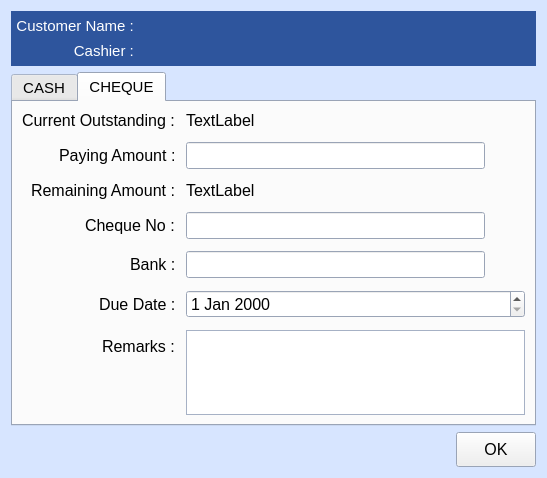
This is estorecpp/latepaymentwidget.ui in Watti/estorecpp as Qt 5 draws it before an edit. The edited form follows.
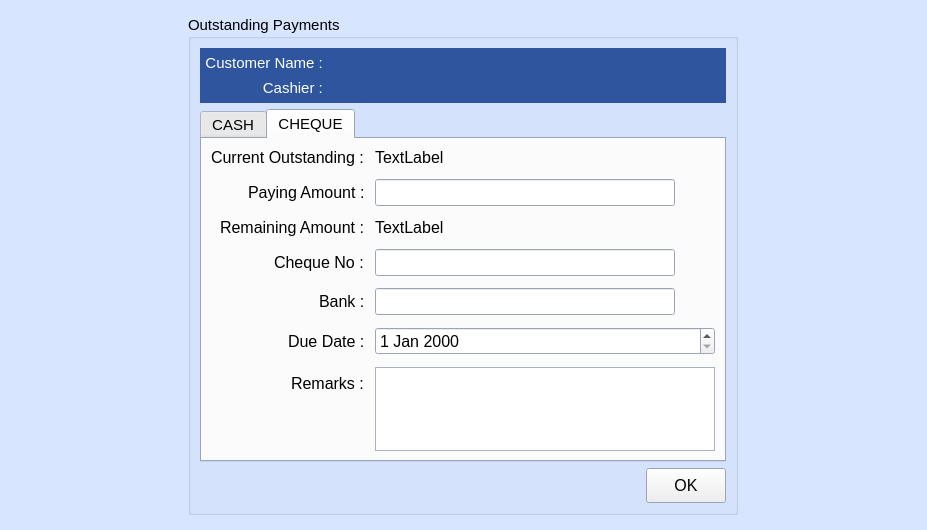
This is the edited form. The open tabs and pages were chosen to show the change. Icons and pictures are not drawn.

Commit message: late payment ui size updated

The edit to the form file:
```diff
--- a/estorecpp/latepaymentwidget.ui
+++ b/estorecpp/latepaymentwidget.ui
@@ -6,8 +6,8 @@
    <rect>
     <x>0</x>
     <y>0</y>
-    <width>547</width>
-    <height>478</height>
+    <width>927</width>
+    <height>530</height>
    </rect>
   </property>
   <property name="palette">
@@ -82,6 +82,18 @@
   <property name="windowTitle">
    <string>Form</string>
   </property>
+  <layout class="QGridLayout" name="gridLayout_2">
+   <item row="0" column="0">
+    <widget class="QGroupBox" name="groupBox">
+     <property name="maximumSize">
+      <size>
+       <width>550</width>
+       <height>500</height>
+      </size>
+     </property>
+     <property name="title">
+      <string>Outstanding Payments</string>
+     </property>
   <layout class="QVBoxLayout" name="verticalLayout">
    <item>
     <widget class="QWidget" name="widget" native="true">
@@ -837,6 +849,9 @@
       </widget>
      </item>
     </layout>
+      </item>
+     </layout>
+    </widget>
    </item>
   </layout>
  </widget>
```
Left out of the diff: 2 changed lines with no effect on the pictures. Lines whose indentation alone changed are shown as unchanged.
